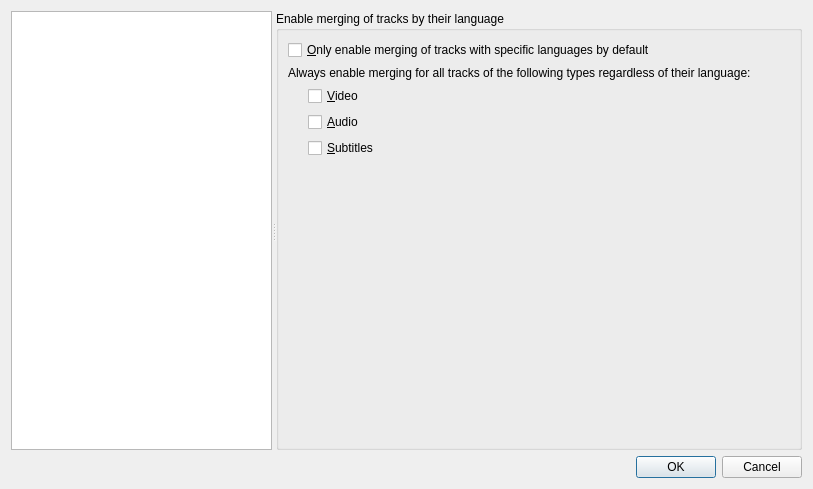
First picture: the form in src/mkvtoolnix-gui/forms/main_window/preferences_dialog.ui, repository jpsdr/MKVToolnix-Windows-7, before the edit.
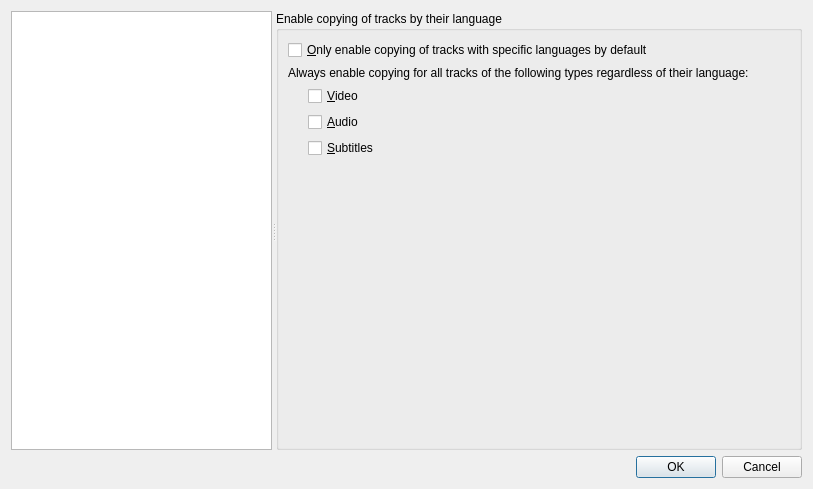
Second picture: the form after the edit. The open tabs and pages were chosen to show the change. Icons and pictures are not drawn. Custom widgets are drawn as their Qt base class.

Diff of the .ui file:
```diff
--- a/src/mkvtoolnix-gui/forms/main_window/preferences_dialog.ui
+++ b/src/mkvtoolnix-gui/forms/main_window/preferences_dialog.ui
@@ -895,20 +895,20 @@
         <item>
          <widget class="QGroupBox" name="groupBox_7">
           <property name="title">
-           <string>Enable merging of tracks by their language</string>
+           <string>Enable copying of tracks by their language</string>
           </property>
           <layout class="QVBoxLayout" name="verticalLayout_21">
            <item>
             <widget class="QCheckBox" name="cbMEnableMuxingTracksByLanguage">
              <property name="text">
-              <string>&amp;Only enable merging of tracks with specific languages by default</string>
+              <string>&amp;Only enable copying of tracks with specific languages by default</string>
              </property>
             </widget>
            </item>
            <item>
             <widget class="QLabel" name="lMEnableMuxingAllTracksOfType">
              <property name="text">
-              <string>Always enable merging for all tracks of the following types regardless of their language:</string>
+              <string>Always enable copying for all tracks of the following types regardless of their language:</string>
              </property>
             </widget>
            </item>
```
Left out of the diff: 2 changed lines with no effect on the pictures.
